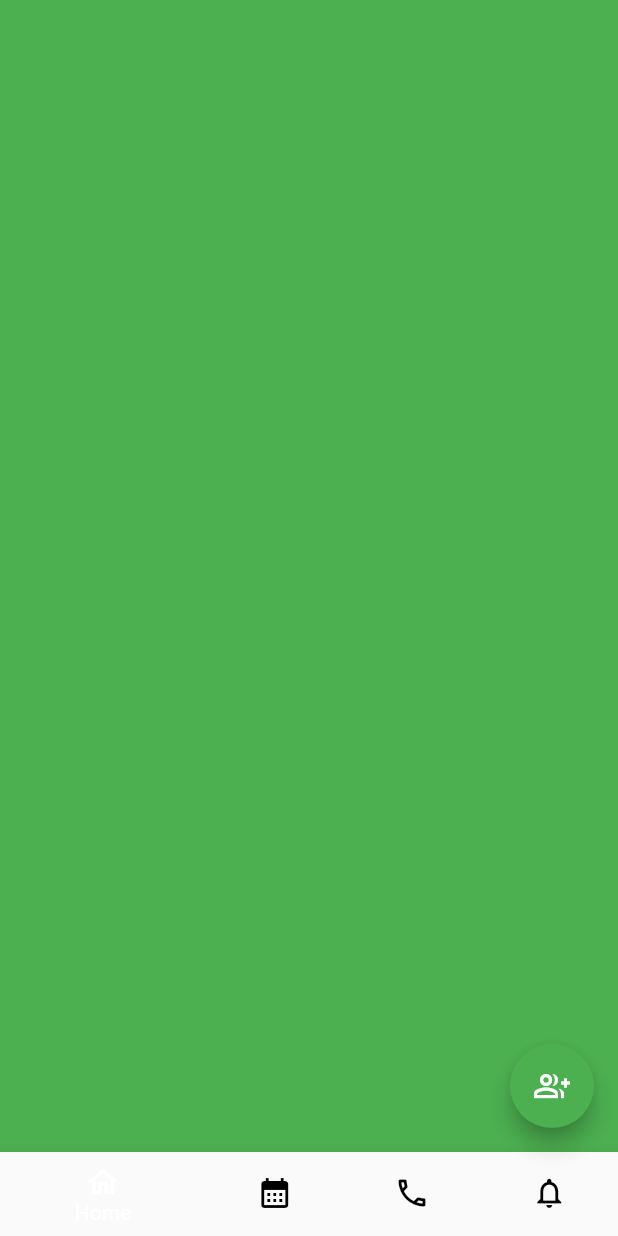
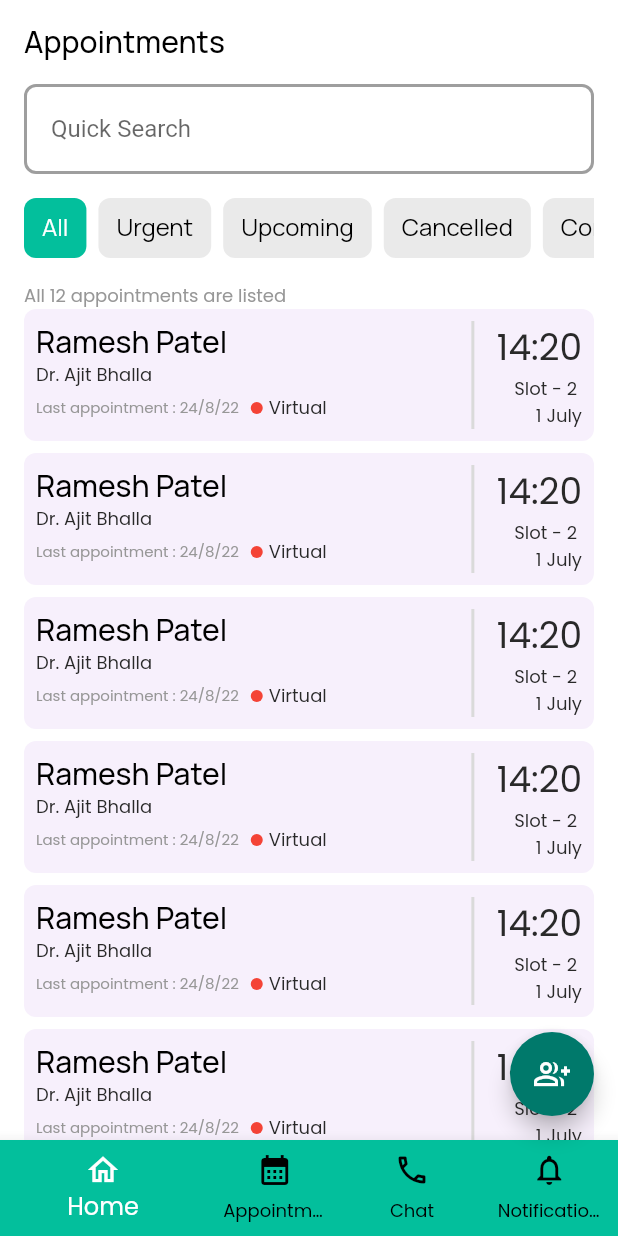
Before and after one commit to JenittaMurugesan/telemed, a Flutter app: the screen it shows after launch, on a phone screen of 412 x 824 dp. Run offline on Flutter 3.47's test engine with Material 2 defaults, Android fonts, the phone set to English and light mode, and no system bars; our stand-ins replace google_fonts.

Commit message:
Main page 80% completed

```diff
--- a/lib/main.dart
+++ b/lib/main.dart
@@ -1,5 +1,5 @@
 import 'package:flutter/material.dart';
-import 'package:pharm/screens/appointments.dart';
+import 'package:pharm/screens/appointments/appointments.dart';
 
 void main() {
   runApp(const MyApp());
--- a/lib/screens/appointments.dart
+++ b/lib/screens/appointments/appointments.dart
@@ -1,4 +1,6 @@
 import 'package:flutter/material.dart';
+import 'package:google_fonts/google_fonts.dart';
+import 'package:pharm/screens/appointments/view/appointments_body.dart';
 import 'package:pharm/utility.dart';
 
 class Appointments extends StatefulWidget {
@@ -10,16 +12,20 @@ class Appointments extends StatefulWidget {
 
 class _AppointmentsState extends State<Appointments> {
 
-  List<String> status = [];
   int selectedItem = 0;
 
   @override
   Widget build(BuildContext context) {
     return Scaffold(
-      backgroundColor: Colors.green,
+      backgroundColor: Colors.white,
+      appBar: AppBar(
+        title: Text("Appointments", style: Utility.primaryTitleBlack,),
+        backgroundColor: Colors.white,
+        elevation: 0,
+      ),
       floatingActionButton: FloatingActionButton(
-        backgroundColor: Colors.green,
-        child: Icon(Icons.group_add_outlined),
+        backgroundColor: Utility.darkGreenColor,
+        child: const Icon(Icons.group_add_outlined),
         onPressed: () {
 
         },
@@ -27,24 +33,32 @@ class _AppointmentsState extends State<Appointments> {
       bottomNavigationBar: BottomNavigationBar(
         onTap: changeSelectedItem,
         currentIndex: selectedItem,
-        backgroundColor: Colors.green,
+        showSelectedLabels: true,
+        showUnselectedLabels: true,
         selectedItemColor: Colors.white,
         unselectedItemColor: Colors.black,
+        selectedLabelStyle: Utility.buttonPrimaryWhite,
+        unselectedLabelStyle: Utility.navUnselected,
         items: [
           BottomNavigationBarItem(
+            backgroundColor: Utility.primaryColor,
             label: 'Home',
               icon:  Icon(Icons.home_outlined)),
           BottomNavigationBarItem(
-              label: 'Home',
+              backgroundColor: Utility.primaryColor,
+              label: 'Appointments',
               icon: Icon(Icons.calendar_month)),
           BottomNavigationBarItem(
-              label: 'Home',
+              backgroundColor: Utility.primaryColor,
+              label: 'Chat',
               icon: Icon(Icons.call_outlined)),
           BottomNavigationBarItem(
-              label: 'Home',
+              backgroundColor: Utility.primaryColor,
+              label: 'Notifications',
               icon: Icon(Icons.notifications_outlined)),
         ],
       ),
+      body: const AppointmentsBody(),
     );
   }
 
--- /dev/null
+++ b/lib/screens/appointments/view/appointments_body.dart
@@ -0,0 +1,133 @@
+import 'package:flutter/material.dart';
+import 'package:pharm/utility.dart';
+
+class AppointmentsBody extends StatefulWidget {
+  const AppointmentsBody({Key? key}) : super(key: key);
+
+  @override
+  State<AppointmentsBody> createState() => _AppointmentsBodyState();
+}
+
+class _AppointmentsBodyState extends State<AppointmentsBody> {
+  TextEditingController search = TextEditingController();
+  List<String> statusText = [
+    'All',
+    'Urgent',
+    'Upcoming',
+    'Cancelled',
+    'Completed'
+  ];
+  int selectedStatus = 0;
+
+  @override
+  Widget build(BuildContext context) {
+    return SingleChildScrollView(
+      child: Padding(
+        padding: const EdgeInsets.symmetric(horizontal: 16.0),
+        child: Column(
+          crossAxisAlignment: CrossAxisAlignment.start,
+          children: [
+            Utility.customTextForm('', 'Quick Search', null, search),
+            Container(
+              height: 72,
+              padding: const EdgeInsets.symmetric(vertical: 16),
+              child: ListView.separated(
+                shrinkWrap: true,
+                scrollDirection: Axis.horizontal,
+                itemCount: statusText.length,
+                separatorBuilder: (_, __) {
+                  return const SizedBox(
+                    width: 8,
+                  );
+                },
+                itemBuilder: (_, index) {
+                  return Container(
+                    decoration: BoxDecoration(
+                      color: selectedStatus == index ? Utility.primaryColor : Utility.greyColor,
+                      borderRadius: BorderRadius.circular(8)
+                    ),
+                    child: Padding(
+                      padding: const EdgeInsets.symmetric(vertical: 8.0, horizontal: 12),
+                      child: Text(statusText[index],
+                          style: selectedStatus == index
+                              ? Utility.primaryTextWhite
+                              : Utility.primaryTextBlack),
+                    ),
+                  );
+                },
+              ),
+            ),
+            Text('All 12 appointments are listed', style: Utility.miniGreyText,),
+            ListView.separated(
+              physics: const NeverScrollableScrollPhysics(),
+              shrinkWrap: true,
+              itemCount: 10,
+              separatorBuilder: (_, __) {
+                return const SizedBox(
+                  height: 8,
+                );
+              },
+              itemBuilder: (context, _) {
+                return buildAppointmentCard(context);
+              },
+            )
+          ],
+        ),
+      ),
+    );
+  }
+
+  buildAppointmentCard(BuildContext context) {
+    return IntrinsicHeight (
+      child: Container(
+        padding: const EdgeInsets.all(8),
+        decoration: BoxDecoration(
+            color: Utility.secondaryColor,
+            borderRadius: BorderRadius.circular(8)
+        ),
+        child: Row(
+          mainAxisAlignment: MainAxisAlignment.spaceBetween,
+          children: [
+            Column(
+              crossAxisAlignment: CrossAxisAlignment.start,
+              children: [
+                Text("Ramesh Patel", style: Utility.primaryTitleBlack,),
+                Text("Dr. Ajit Bhalla", style: Utility.primaryText12,),
+                const SizedBox(height: 4),
+                Row(
+                  mainAxisAlignment: MainAxisAlignment.end,
+                  crossAxisAlignment: CrossAxisAlignment.center,
+                  children: [
+                    Text("Last appointment : 24/8/22", style: Utility.miniGreyText10,),
+                    const SizedBox(width: 8),
+                    const CircleAvatar(radius: 4, backgroundColor: Colors.red,),
+                    const SizedBox(width: 4),
+                    Text("Virtual", style: Utility.primaryText12,),
+                  ],
+                ),
+              ],
+            ),
+            Row(
+              children: [
+                VerticalDivider(
+                  color: Utility.darkGreyColor,
+                  thickness: 2,
+                ),
+                const SizedBox(width: 8),
+                Column(
+                  crossAxisAlignment: CrossAxisAlignment.end,
+                  children: [
+                    Text("14:20", style: Utility.primaryText24,),
+                    Text("Slot - 2 ", style: Utility.primaryText12,),
+                    Text("1 July", style: Utility.primaryText12,),
+                  ],
+                )
+              ],
+            )
+          ],
+        ),
+      ),
+    );
+  }
+
+}
--- a/lib/utility.dart
+++ b/lib/utility.dart
@@ -1,34 +1,72 @@
-
 import 'package:flutter/material.dart';
 
 import 'package:google_fonts/google_fonts.dart';
 
 class Utility {
-
   // Strings
   static String appTitle = "ChatEve";
   static String welcomeText = "Welcome to $appTitle";
-  static String signInAccountText = "Sign in or create an \naccount to get started";
+  static String signInAccountText =
+      "Sign in or create an \naccount to get started";
 
   // Colors
   static Color primaryColor = const Color(0XFF03BF9C);
   static Color secondaryColor = const Color(0XFFF7F0FC);
   static Color accentColor = const Color(0XFFEAFFFB);
   static Color lightGreyColor = const Color(0XFFF4F4F4);
+  static Color lightGreyTextColor = const Color(0XFF979797);
   static Color darkGreyColor = const Color(0XFFDADADA);
   static Color greyColor = const Color(0XFFEAEAEA);
+  static Color blackColor = const Color(0XFF292929);
+  static Color darkGreenColor = const Color(0XFF00796B);
 
   // TextStyle
-  static TextStyle buttonPrimaryWhite = GoogleFonts.poppins(textStyle: const TextStyle(color: Colors.white, fontSize: 16, fontWeight: FontWeight.normal));
-  static TextStyle primaryTextWhite = GoogleFonts.manrope(textStyle: const TextStyle(color: Colors.white, fontSize: 16, fontWeight: FontWeight.normal));
-  static TextStyle primaryTitleWhite = GoogleFonts.manrope(textStyle: const TextStyle(color: Colors.white, fontSize: 24, fontWeight: FontWeight.w500));
+  static TextStyle buttonPrimaryWhite = GoogleFonts.poppins(
+      textStyle: const TextStyle(
+          color: Colors.white, fontSize: 16, fontWeight: FontWeight.normal));
+  static TextStyle navUnselected = GoogleFonts.poppins(
+      textStyle: TextStyle(
+          color: blackColor, fontSize: 12, fontWeight: FontWeight.normal));
+  static TextStyle primaryText12 = GoogleFonts.poppins(
+      textStyle: TextStyle(
+          color: blackColor, fontSize: 12, fontWeight: FontWeight.normal));
+  static TextStyle primaryText24 = GoogleFonts.poppins(
+      textStyle: TextStyle(
+          color: blackColor, fontSize: 24, fontWeight: FontWeight.normal));
+  static TextStyle miniGreyText = GoogleFonts.poppins(
+      textStyle: TextStyle(
+          color: lightGreyTextColor, fontSize: 12, fontWeight: FontWeight.normal));
+  static TextStyle miniGreyText10 = GoogleFonts.poppins(
+      textStyle: TextStyle(
+          color: lightGreyTextColor, fontSize: 10, fontWeight: FontWeight.normal));
+  static TextStyle primaryTextWhite = GoogleFonts.manrope(
+      textStyle: const TextStyle(
+          color: Colors.white, fontSize: 16, fontWeight: FontWeight.normal));
+  static TextStyle primaryTextBlack = GoogleFonts.manrope(
+      textStyle: const TextStyle(
+          color: Colors.black, fontSize: 16, fontWeight: FontWeight.normal));
+  static TextStyle primaryTitleWhite = GoogleFonts.manrope(
+      textStyle: const TextStyle(
+          color: Colors.white, fontSize: 24, fontWeight: FontWeight.w500));
+  static TextStyle primaryTitleBlack = GoogleFonts.manrope(
+      textStyle: const TextStyle(
+          color: Colors.black, fontSize: 20, fontWeight: FontWeight.w500));
 
-  static customTextForm(labelType,labelText,obscureValue,icon,hint,validatorForm, controller, {int maxLine = 1}){
-    return Container(height:65,width:320,
+  static customTextForm(
+    labelText,
+    hint,
+    validatorForm,
+    controller, {
+    int maxLine = 1,
+    Widget? icon,
+    bool obscureValue = false,
+    TextInputType labelType = TextInputType.text,
+  }) {
+    return Container(
+      padding: const EdgeInsets.all(4),
       decoration: BoxDecoration(
-        color: Colors.grey.withOpacity(.1),
-        border: Border.all(color: Colors.grey.withOpacity(.2),
-            width: 2),
+        border: Border.all(color: Colors.grey, width: 2),
+        borderRadius: BorderRadius.circular(8)
       ),
       child: Padding(
         padding: const EdgeInsets.symmetric(horizontal: 12.0),
@@ -42,24 +80,18 @@ class Utility {
             fillColor: Colors.grey,
             focusColor: Colors.grey,
             border: InputBorder.none,
-            label: Padding(
-              padding: const EdgeInsets.only(bottom: 6.0),
-              child: Text(labelText),
-            ),
-            labelStyle: const TextStyle(color: Colors.black,fontSize: 18,fontWeight: FontWeight.bold),
-            suffix:obscureValue?icon:null,
+            suffix: obscureValue ? icon : null,
             hintText: hint,
-
-
           ),
         ),
       ),
     );
   }
 
-  static fullSizedButton(BuildContext context, onPress, text, color, {width = null}) {
+  static fullSizedButton(BuildContext context, onPress, text, color,
+      {width = null}) {
     return MaterialButton(
-      shape: RoundedRectangleBorder(borderRadius:BorderRadius.circular(22.0) ),
+      shape: RoundedRectangleBorder(borderRadius: BorderRadius.circular(22.0)),
       onPressed: onPress,
       color: color,
       height: 48,
@@ -75,5 +107,4 @@ class Utility {
   static getHeight(BuildContext context) {
     return MediaQuery.of(context).size.height;
   }
-
 }
```
